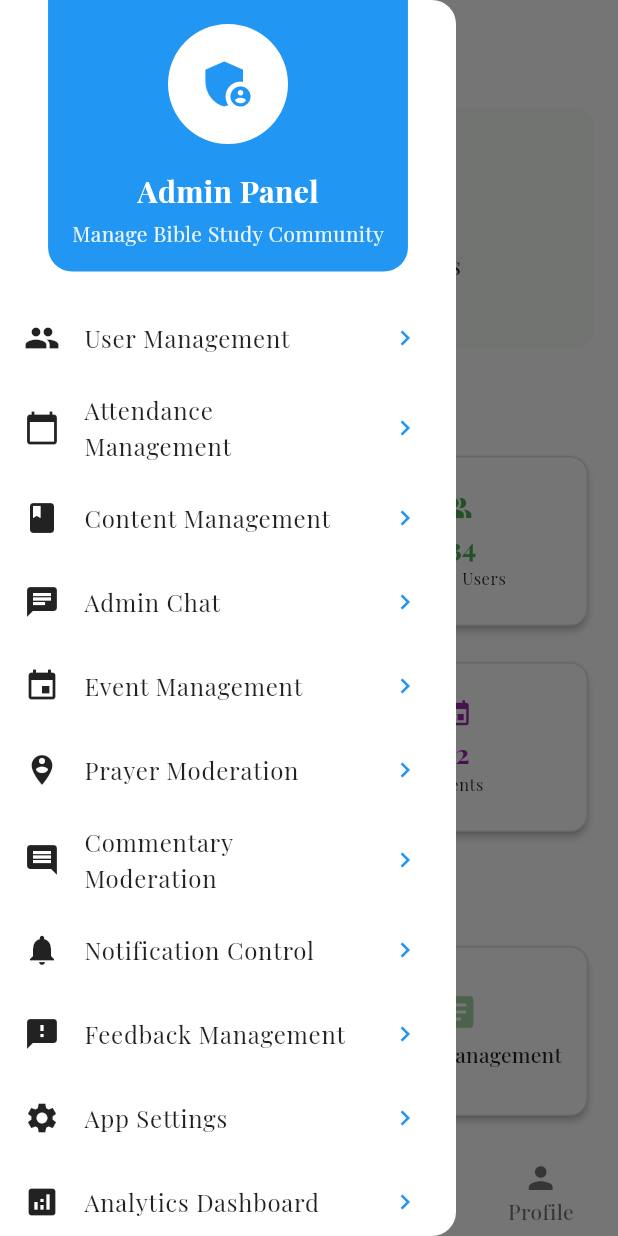
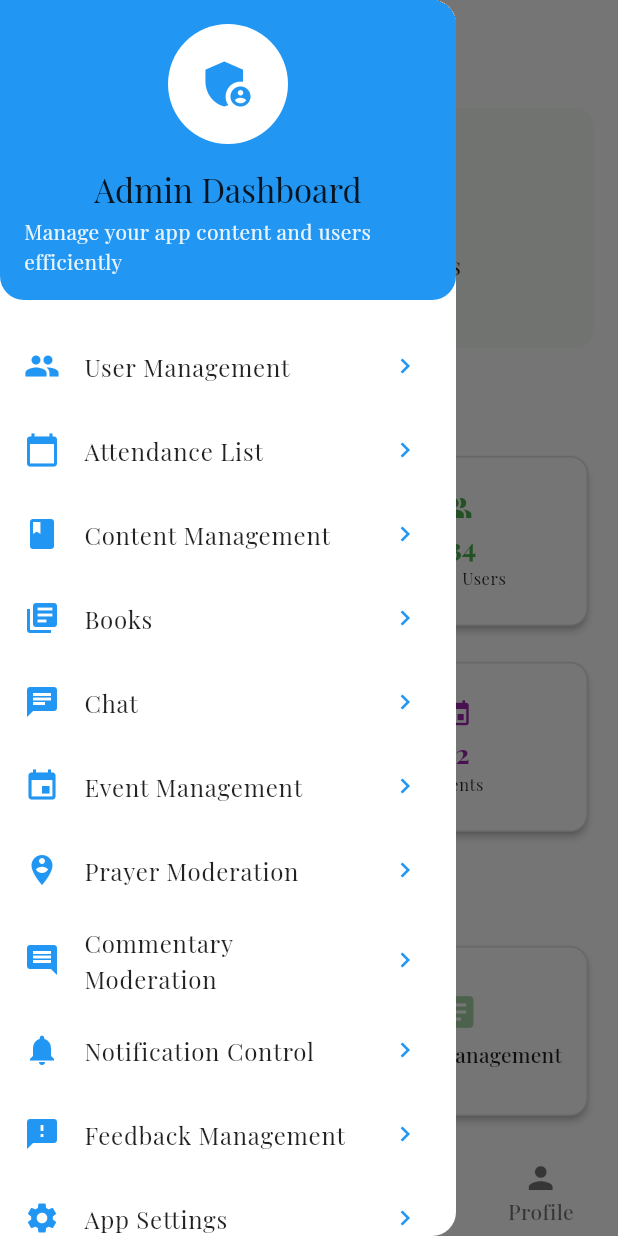
Before and after one commit to josi-web/AmenApp, a Flutter app: the AdminHomeScreen screen opened directly, with the side drawer open, on a phone screen of 412 x 824 dp. Run offline on Flutter 3.47's test engine with Material 3 defaults, Android fonts, the phone set to English and light mode, and no system bars; our stand-ins replace animate_do, fl_chart, google_fonts, shared_preferences; accounts and stored records are empty.

Commit message:
feat: Enhance localization support in Admin Drawer for improved user experience

```diff
--- a/amen_app/lib/features/admin/widgets/admin_drawer.dart
+++ b/amen_app/lib/features/admin/widgets/admin_drawer.dart
@@ -2,7 +2,9 @@ import 'package:flutter/material.dart';
 import 'package:provider/provider.dart';
 import '../../../shared/services/auth_service.dart';
 import '../../../shared/services/theme_service.dart';
+import '../../../core/localization/app_localizations.dart';
 import '../screens/attendance_management.dart';
+import '../screens/language_management.dart';
 
 class AdminDrawer extends StatelessWidget {
   final int selectedIndex;
@@ -19,6 +21,7 @@ class AdminDrawer extends StatelessWidget {
     final theme = Theme.of(context);
     final isDark = theme.brightness == Brightness.dark;
     final themeService = Provider.of<ThemeService>(context);
+    final localizations = AppLocalizations.of(context);
 
     return Drawer(
       backgroundColor: theme.colorScheme.surface,
@@ -47,17 +50,13 @@ class AdminDrawer extends StatelessWidget {
                     ),
                   ),
                   const SizedBox(height: 16),
-                  const Text(
-                    'Admin Panel',
-                    style: TextStyle(
-                      color: Colors.white,
-                      fontSize: 20,
-                      fontWeight: FontWeight.bold,
-                    ),
+                  Text(
+                    localizations.adminDashboard,
+                    style: theme.textTheme.titleLarge,
                   ),
                   const SizedBox(height: 4),
                   Text(
-                    'Manage Bible Study Community',
+                    localizations.manageEfficiently,
                     style: TextStyle(
                       color: Colors.white.withOpacity(0.9),
                       fontSize: 14,
@@ -73,18 +72,18 @@ class AdminDrawer extends StatelessWidget {
                   _buildMenuItem(
                     context,
                     icon: Icons.people,
-                    title: 'User Management',
+                    title: localizations.userManagement,
                     index: 1,
                   ),
                   _buildMenuItem(
                     context,
                     icon: Icons.calendar_today,
-                    title: 'Attendance Management',
+                    title: localizations.attendanceList,
                     onTap: () {
                       Navigator.push(
                         context,
                         MaterialPageRoute(
-                          builder: (context) => const AttendanceManagement(),
+                          builder: (context) => AttendanceManagement(),
                         ),
                       );
                     },
@@ -92,56 +91,79 @@ class AdminDrawer extends StatelessWidget {
                   _buildMenuItem(
                     context,
                     icon: Icons.book,
-                    title: 'Content Management',
+                    title: localizations.contentManagement,
                     index: 3,
                   ),
                   _buildMenuItem(
                     context,
+                    icon: Icons.library_books,
+                    title: localizations.books,
+                    onTap: () {
+                      print('Books menu item clicked in drawer');
+                      onItemSelected(11);
+                      Navigator.pop(context);
+                    },
+                  ),
+                  _buildMenuItem(
+                    context,
                     icon: Icons.chat,
-                    title: 'Admin Chat',
-                    index: 2,
+                    title: localizations.chat,
+                    index: 10,
                   ),
                   _buildMenuItem(
                     context,
                     icon: Icons.event,
-                    title: 'Event Management',
+                    title: localizations.eventManagement,
                     index: 4,
                   ),
                   _buildMenuItem(
                     context,
                     icon: Icons.person_pin_circle,
-                    title: 'Prayer Moderation',
+                    title: localizations.prayerModeration,
                     index: 5,
                   ),
                   _buildMenuItem(
                     context,
                     icon: Icons.comment,
-                    title: 'Commentary Moderation',
+                    title: localizations.commentaryModeration,
                     index: 6,
                   ),
                   _buildMenuItem(
                     context,
                     icon: Icons.notifications,
-                    title: 'Notification Control',
+                    title: localizations.notificationControl,
                     index: 7,
                   ),
                   _buildMenuItem(
                     context,
                     icon: Icons.feedback,
-                    title: 'Feedback Management',
+                    title: localizations.feedbackManagement,
                     index: 8,
                   ),
                   _buildMenuItem(
                     context,
                     icon: Icons.settings,
-                    title: 'App Settings',
+                    title: localizations.appSettings,
                     index: 9,
                   ),
                   _buildMenuItem(
                     context,
                     icon: Icons.analytics,
-                    title: 'Analytics Dashboard',
+                    title: localizations.analyticsDashboard,
                     index: 10,
+                  ),
+                  _buildMenuItem(
+                    context,
+                    icon: Icons.language,
+                    title: localizations.languages,
+                    onTap: () {
+                      Navigator.push(
+                        context,
+                        MaterialPageRoute(
+                          builder: (context) => const LanguageManagement(),
+                        ),
+                      );
+                    },
                   ),
                   const Divider(),
                   _buildDarkModeSwitch(context, isDark, themeService),
@@ -149,7 +171,7 @@ class AdminDrawer extends StatelessWidget {
                   _buildMenuItem(
                     context,
                     icon: Icons.logout,
-                    title: 'Logout',
+                    title: localizations.signOut,
                     onTap: () {
                       final authService =
                           Provider.of<AuthService>(context, listen: false);
@@ -184,13 +206,16 @@ class AdminDrawer extends StatelessWidget {
     return ListTile(
       leading: Icon(
         icon,
-        color: iconColor ?? theme.colorScheme.onSurface,
+        color: iconColor ??
+            (isSelected ? theme.primaryColor : theme.iconTheme.color),
       ),
       title: Text(
         title,
         style: TextStyle(
-          color: textColor ?? theme.colorScheme.onSurface,
-          fontWeight: isSelected ? FontWeight.bold : FontWeight.normal,
+          color: textColor ??
+              (isSelected
+                  ? theme.primaryColor
+                  : theme.textTheme.bodyLarge?.color),
         ),
       ),
       trailing: const Icon(
@@ -214,8 +239,9 @@ class AdminDrawer extends StatelessWidget {
     bool isDark,
     ThemeService themeService,
   ) {
+    final localizations = AppLocalizations.of(context);
     return SwitchListTile(
-      title: const Text('Dark Mode'),
+      title: Text(localizations.darkMode),
       value: isDark,
       onChanged: (value) {
         themeService.setTheme(
```
